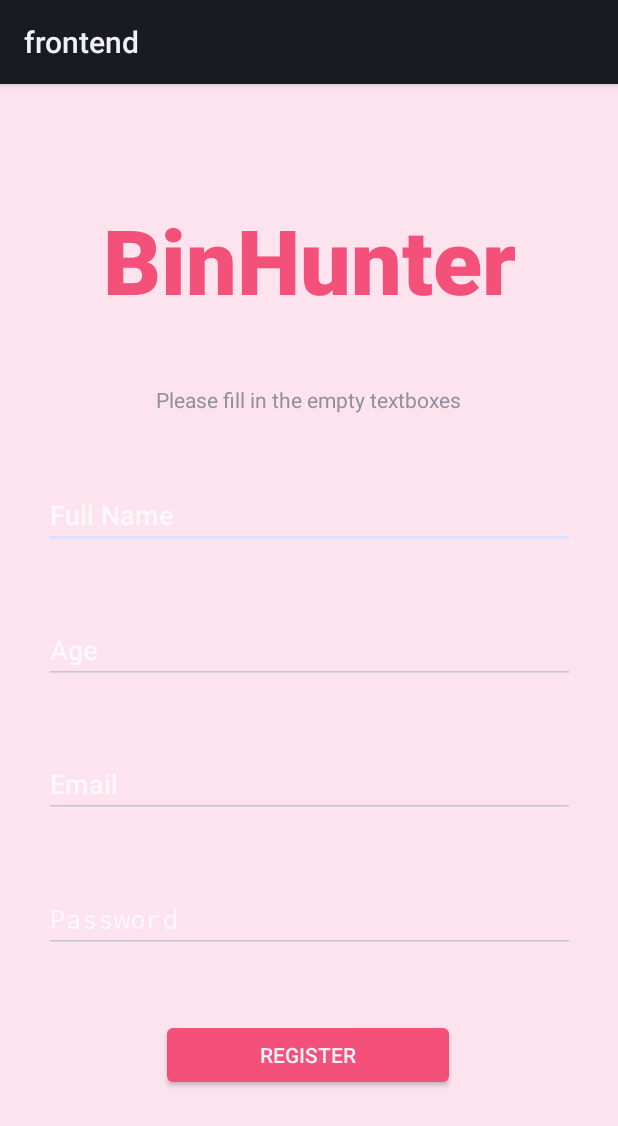
After one commit to arek-e/MP-app, an Android app: the layout activity_register.xml on its own in the app's theme, with its tools: preview values and no code run, on a phone screen of 412 x 824 dp. The commit adds this screen. Shown: the top 1126 px of the screen. Run offline under Robolectric (Android 15) with nearby library versions, the phone set to English and light mode, and no system bars.

Commit message:
FrontEnd part done for the register page.  TODO:  - connect the button from boarding to this intent.  - connect functionality from input to database  - error handling since emails must be unique  - must create the login page

```diff
--- /dev/null
+++ b/frontend/app/src/main/res/layout/activity_register.xml
@@ -0,0 +1,99 @@
+<?xml version="1.0" encoding="utf-8"?>
+<androidx.constraintlayout.widget.ConstraintLayout xmlns:android="http://schemas.android.com/apk/res/android"
+    xmlns:app="http://schemas.android.com/apk/res-auto"
+    xmlns:tools="http://schemas.android.com/tools"
+    android:layout_width="match_parent"
+    android:layout_height="match_parent"
+    tools:context=".Register.RegisterActivity"
+    android:background="@color/whitepinkish">
+
+
+    <TextView
+        android:id="@+id/txtTitle"
+        android:layout_width="wrap_content"
+        android:layout_height="80dp"
+        android:layout_marginTop="32dp"
+        android:fontFamily="sans-serif-black"
+        android:text="BinHunter"
+        android:textAlignment="center"
+        android:textColor="@color/primary"
+        android:textSize="60sp"
+        android:textStyle="bold"
+        app:layout_constraintBottom_toTopOf="@+id/txtDesc"
+        app:layout_constraintLeft_toLeftOf="parent"
+        app:layout_constraintRight_toRightOf="parent"
+        app:layout_constraintTop_toTopOf="parent" />
+
+    <TextView
+        android:id="@+id/txtDesc"
+        android:layout_width="wrap_content"
+        android:layout_height="wrap_content"
+        android:text="Please fill in the empty textboxes"
+        app:layout_constraintBottom_toTopOf="@+id/txtFullName"
+        app:layout_constraintEnd_toEndOf="parent"
+        app:layout_constraintHorizontal_bias="0.497"
+        app:layout_constraintStart_toStartOf="parent"
+        app:layout_constraintTop_toBottomOf="@+id/txtTitle" />
+
+    <EditText
+        android:id="@+id/txtFullName"
+        android:layout_width="354dp"
+        android:layout_height="wrap_content"
+        android:ems="10"
+        android:hint="Full Name"
+        android:inputType="textPersonName"
+        app:layout_constraintBottom_toTopOf="@+id/txtage"
+        app:layout_constraintEnd_toEndOf="parent"
+        app:layout_constraintStart_toStartOf="parent"
+        app:layout_constraintTop_toBottomOf="@+id/txtDesc" />
+
+    <EditText
+        android:id="@+id/txtage"
+        android:layout_width="354dp"
+        android:layout_height="wrap_content"
+        android:ems="10"
+        android:hint="Age"
+        android:inputType="number"
+        app:layout_constraintBottom_toTopOf="@+id/txtEmail"
+        app:layout_constraintEnd_toEndOf="parent"
+        app:layout_constraintStart_toStartOf="parent"
+        app:layout_constraintTop_toBottomOf="@+id/txtFullName" />
+
+    <EditText
+        android:id="@+id/txtEmail"
+        android:layout_width="354dp"
+        android:layout_height="wrap_content"
+        android:ems="10"
+        android:hint="Email"
+        android:inputType="textEmailAddress"
+        app:layout_constraintBottom_toTopOf="@+id/txtPassword"
+        app:layout_constraintEnd_toEndOf="parent"
+        app:layout_constraintStart_toStartOf="parent"
+        app:layout_constraintTop_toBottomOf="@+id/txtage" />
+
+    <EditText
+        android:id="@+id/txtPassword"
+        android:layout_width="354dp"
+        android:layout_height="wrap_content"
+        android:ems="10"
+        android:hint="Password"
+        android:inputType="textPassword"
+        app:layout_constraintBottom_toTopOf="@+id/btnReg"
+        app:layout_constraintEnd_toEndOf="parent"
+        app:layout_constraintStart_toStartOf="parent"
+        app:layout_constraintTop_toBottomOf="@+id/txtEmail" />
+
+    <Button
+        android:id="@+id/btnReg"
+        android:layout_width="196dp"
+        android:layout_height="wrap_content"
+        android:layout_marginBottom="52dp"
+        android:backgroundTint="@color/primary"
+        android:text="Register"
+        app:layout_constraintBottom_toBottomOf="parent"
+        app:layout_constraintEnd_toEndOf="parent"
+        app:layout_constraintHorizontal_bias="0.497"
+        app:layout_constraintStart_toStartOf="parent"
+        app:layout_constraintTop_toBottomOf="@+id/txtPassword" />
+
+</androidx.constraintlayout.widget.ConstraintLayout>
--- a/frontend/app/src/main/res/values/colors.xml
+++ b/frontend/app/src/main/res/values/colors.xml
@@ -8,4 +8,5 @@
     <color name="teal_700">#FF018786</color>
     <color name="black">#FF000000</color>
     <color name="white">#FFFFFFFF</color>
+    <color name="whitepinkish">#fde3ed</color>
 </resources>
```
Also changed, not shown: frontend/app/src/main/java/com/example/frontend/Register/RegisterActivity.kt (added, +15 -0 lines), 3 other files.
